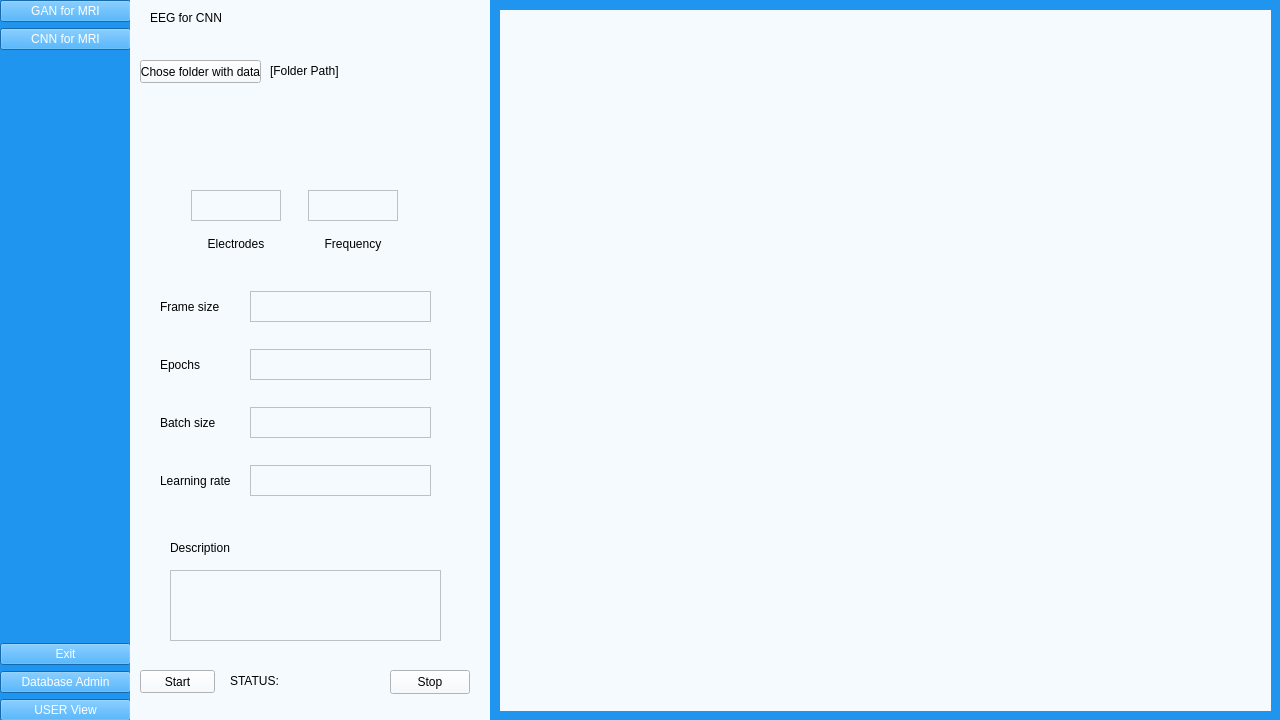
matimusial/ADHDPredictorApp, file UI/aUI_projekt_EEG.ui: the form before one commit.
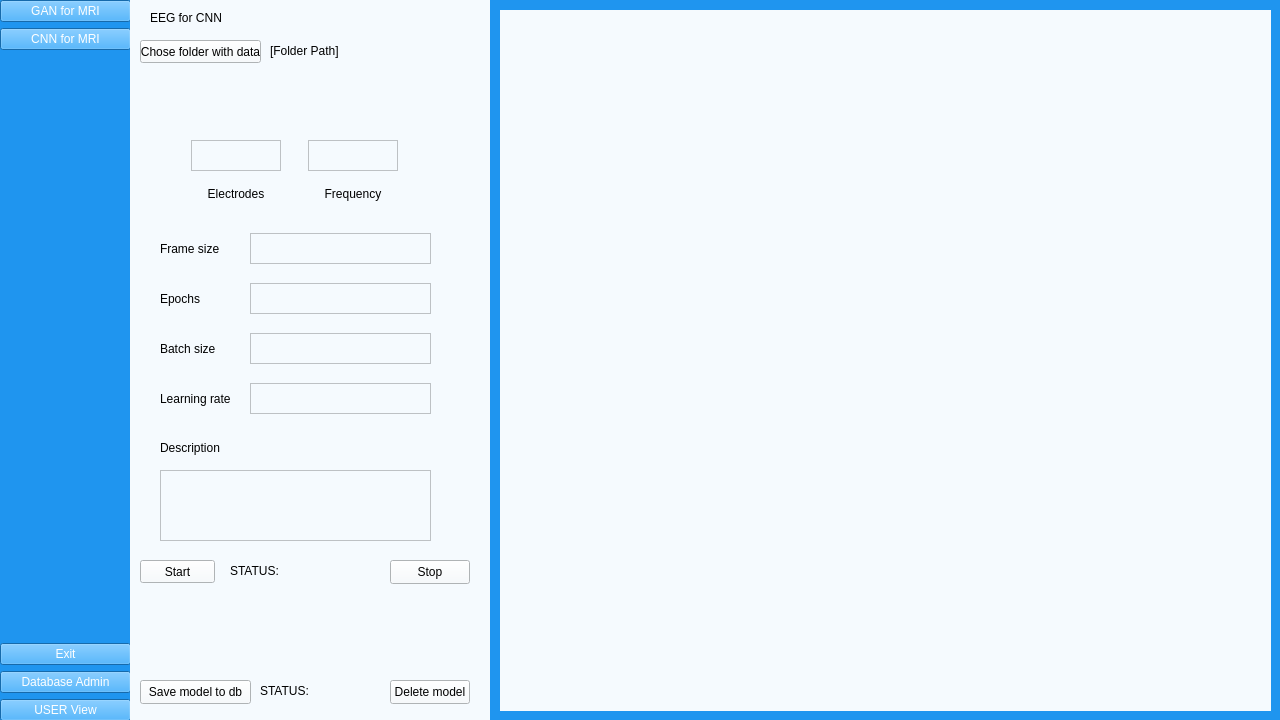
The form after the commit. Icons and pictures are not drawn.

Commit message: poprawki, dodatki

Patch:
```diff
--- a/UI/aUI_projekt_EEG.ui
+++ b/UI/aUI_projekt_EEG.ui
@@ -158,7 +158,7 @@
      <property name="geometry">
       <rect>
        <x>10</x>
-       <y>670</y>
+       <y>560</y>
        <width>75</width>
        <height>23</height>
       </rect>
@@ -171,9 +171,9 @@
      <property name="geometry">
       <rect>
        <x>30</x>
-       <y>270</y>
+       <y>220</y>
        <width>271</width>
-       <height>251</height>
+       <height>211</height>
       </rect>
      </property>
      <layout class="QVBoxLayout" name="verticalLayout_4">
@@ -294,7 +294,7 @@
      <property name="geometry">
       <rect>
        <x>10</x>
-       <y>60</y>
+       <y>40</y>
        <width>121</width>
        <height>23</height>
       </rect>
@@ -307,7 +307,7 @@
      <property name="geometry">
       <rect>
        <x>140</x>
-       <y>60</y>
+       <y>40</y>
        <width>211</width>
        <height>21</height>
       </rect>
@@ -320,7 +320,7 @@
      <property name="geometry">
       <rect>
        <x>40</x>
-       <y>190</y>
+       <y>140</y>
        <width>251</width>
        <height>71</height>
       </rect>
@@ -399,9 +399,9 @@
     <widget class="QLabel" name="info_dump">
      <property name="geometry">
       <rect>
-       <x>30</x>
-       <y>110</y>
-       <width>301</width>
+       <x>20</x>
+       <y>70</y>
+       <width>291</width>
        <height>61</height>
       </rect>
      </property>
@@ -412,8 +412,8 @@
     <widget class="QTextEdit" name="model_description">
      <property name="geometry">
       <rect>
-       <x>40</x>
-       <y>570</y>
+       <x>30</x>
+       <y>470</y>
        <width>271</width>
        <height>71</height>
       </rect>
@@ -422,8 +422,8 @@
     <widget class="QLabel" name="desc_label">
      <property name="geometry">
       <rect>
-       <x>40</x>
-       <y>540</y>
+       <x>30</x>
+       <y>440</y>
        <width>91</width>
        <height>16</height>
       </rect>
@@ -436,7 +436,7 @@
      <property name="geometry">
       <rect>
        <x>260</x>
-       <y>670</y>
+       <y>560</y>
        <width>80</width>
        <height>24</height>
       </rect>
@@ -449,7 +449,7 @@
      <property name="geometry">
       <rect>
        <x>100</x>
-       <y>670</y>
+       <y>560</y>
        <width>151</width>
        <height>21</height>
       </rect>
@@ -458,6 +458,61 @@
       <string>STATUS:</string>
      </property>
     </widget>
+    <widget class="QLabel" name="more_info_dump">
+     <property name="geometry">
+      <rect>
+       <x>20</x>
+       <y>590</y>
+       <width>321</width>
+       <height>71</height>
+      </rect>
+     </property>
+     <property name="text">
+      <string/>
+     </property>
+     <property name="alignment">
+      <set>Qt::AlignLeading|Qt::AlignLeft|Qt::AlignTop</set>
+     </property>
+    </widget>
+    <widget class="QPushButton" name="pushButton">
+     <property name="geometry">
+      <rect>
+       <x>10</x>
+       <y>680</y>
+       <width>111</width>
+       <height>24</height>
+      </rect>
+     </property>
+     <property name="text">
+      <string>Save model to db</string>
+     </property>
+    </widget>
+    <widget class="QPushButton" name="pushButton_2">
+     <property name="geometry">
+      <rect>
+       <x>260</x>
+       <y>680</y>
+       <width>80</width>
+       <height>24</height>
+      </rect>
+     </property>
+     <property name="text">
+      <string>Delete model</string>
+     </property>
+    </widget>
+    <widget class="QLabel" name="db_status">
+     <property name="geometry">
+      <rect>
+       <x>130</x>
+       <y>680</y>
+       <width>111</width>
+       <height>21</height>
+      </rect>
+     </property>
+     <property name="text">
+      <string>STATUS:</string>
+     </property>
+    </widget>
    </widget>
   </widget>
  </widget>
```
The commit also changes 1 other file.
